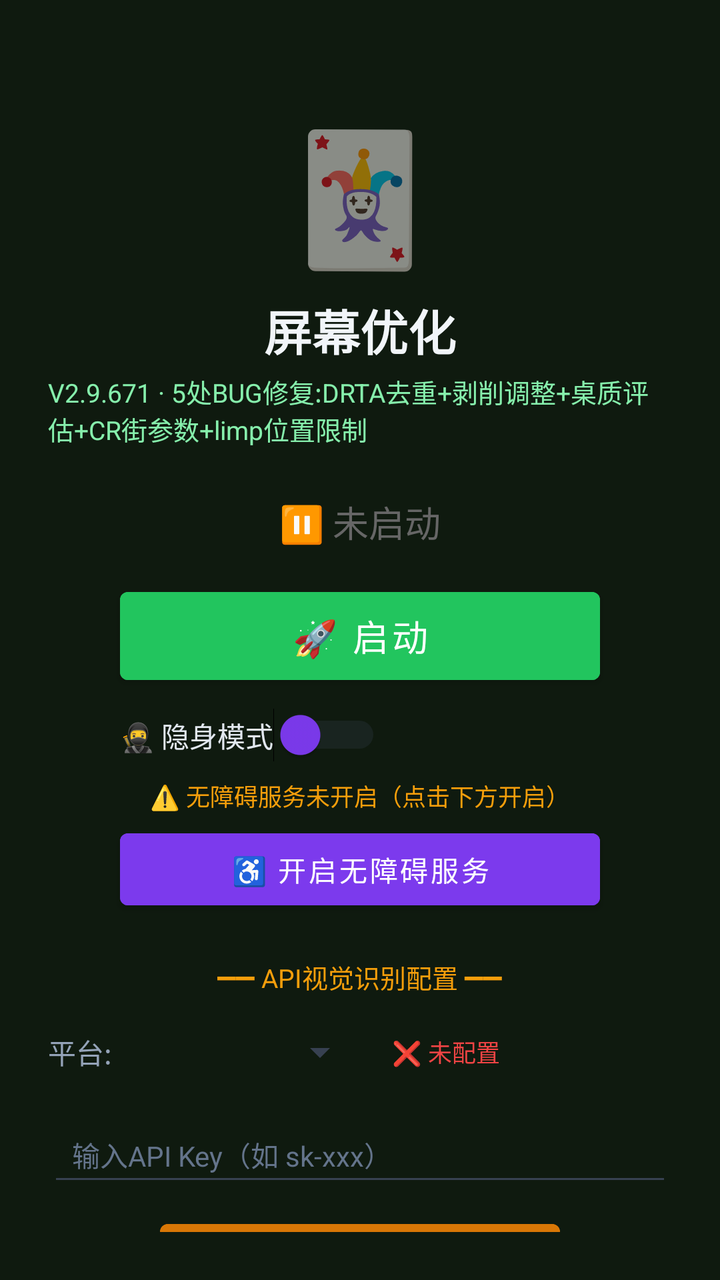
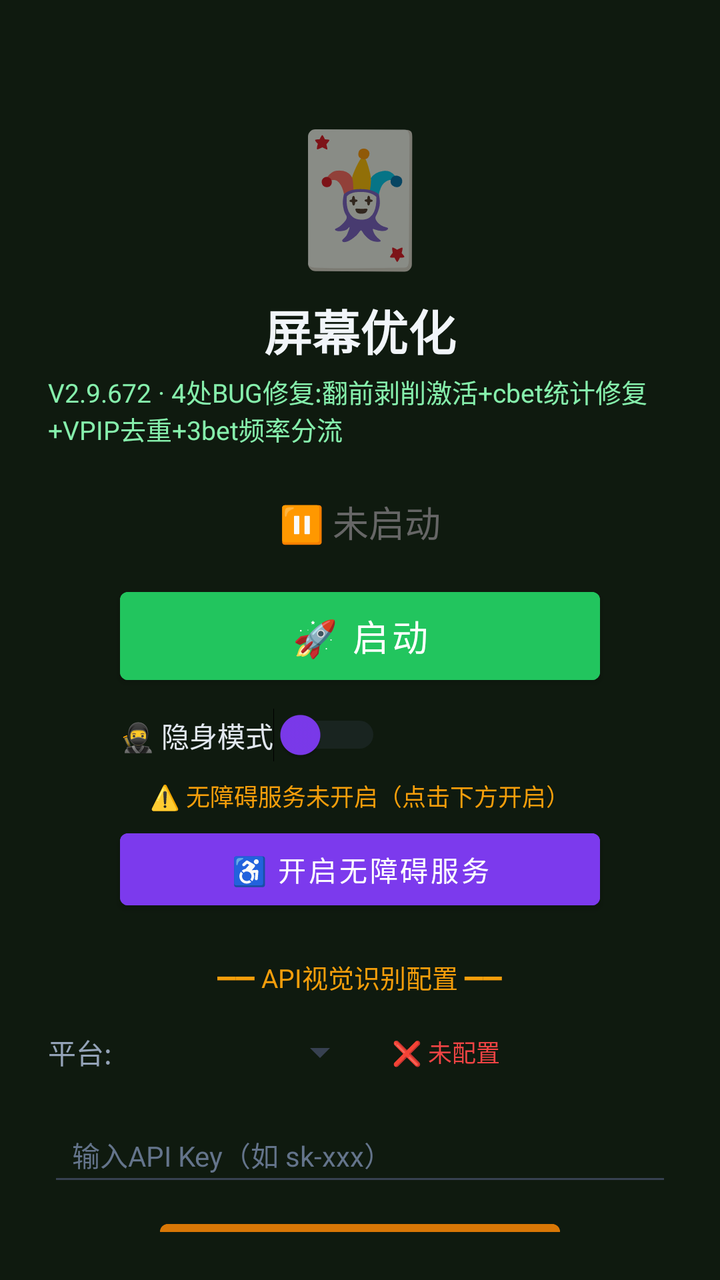

Before-and-after screenshots of an Android layout around one commit, followed by the original layout XML and the change that was made.
<!-- AndroidManifest.xml: activity theme Theme.MjScreenshot -->
<!-- res/layout/activity_main.xml -->
<?xml version="1.0" encoding="utf-8"?>
<LinearLayout xmlns:android="http://schemas.android.com/apk/res/android"
    android:layout_width="match_parent"
    android:layout_height="match_parent"
    android:orientation="vertical"
    android:background="#0f1a0f"
    android:padding="24dp"
    android:gravity="center_horizontal">

    <TextView
        android:layout_width="wrap_content"
        android:layout_height="wrap_content"
        android:text="🃏"
        android:textSize="64sp"
        android:layout_marginTop="30dp" />

    <TextView
        android:layout_width="wrap_content"
        android:layout_height="wrap_content"
        android:text="屏幕优化"
        android:textSize="24sp"
        android:textColor="#f1f5f9"
        android:textStyle="bold"
        android:layout_marginTop="8dp" />

    <TextView
        android:layout_width="wrap_content"
        android:layout_height="wrap_content"
        android:text="V2.9.671 · 5处BUG修复:DRTA去重+剥削调整+桌质评估+CR街参数+limp位置限制"
        android:textSize="13sp"
        android:textColor="#86efac"
        android:layout_marginTop="4dp" />

    <TextView
        android:id="@+id/tvStatus"
        android:layout_width="wrap_content"
        android:layout_height="wrap_content"
        android:text="⏸ 未启动"
        android:textSize="18sp"
        android:textColor="#666666"
        android:layout_marginTop="24dp" />

    <Button
        android:id="@+id/btnStart"
        android:layout_width="240dp"
        android:layout_height="56dp"
        android:text="🚀 启动"
        android:textSize="18sp"
        android:textColor="#ffffff"
        android:backgroundTint="#22c55e"
        android:layout_marginTop="16dp" />

    <Button
        android:id="@+id/btnHelper"
        android:layout_width="240dp"
        android:layout_height="56dp"
        android:text="🃏 打开智囊"
        android:textSize="16sp"
        android:textColor="#ffffff"
        android:backgroundTint="#16a34a"
        android:layout_marginTop="12dp"
        android:visibility="gone" />

    
    <LinearLayout
        android:layout_width="240dp"
        android:layout_height="wrap_content"
        android:orientation="horizontal"
        android:gravity="center_vertical"
        android:layout_marginTop="8dp">

        <Switch
            android:id="@+id/switchStealth"
            android:layout_width="wrap_content"
            android:layout_height="wrap_content"
            android:text="🥷 隐身模式"
            android:textColor="#e2e8f0"
            android:textSize="14sp"
            android:thumbTint="#7c3aed"
            android:trackTint="#374151" />
    </LinearLayout>

    <TextView
        android:id="@+id/tvAccessibilityStatus"
        android:layout_width="wrap_content"
        android:layout_height="wrap_content"
        android:text="⚠️ 无障碍服务未开启（点击下方开启）"
        android:textSize="12sp"
        android:textColor="#f59e0b"
        android:layout_marginTop="8dp"
        android:gravity="center" />

    <Button
        android:id="@+id/btnAccessibility"
        android:layout_width="240dp"
        android:layout_height="48dp"
        android:text="♿ 开启无障碍服务"
        android:textSize="14sp"
        android:textColor="#ffffff"
        android:backgroundTint="#7c3aed"
        android:layout_marginTop="4dp" />

    <TextView
        android:layout_width="wrap_content"
        android:layout_height="wrap_content"
        android:text="━━ API视觉识别配置 ━━"
        android:textSize="13sp"
        android:textColor="#f59e0b"
        android:layout_marginTop="20dp" />

    <LinearLayout
        android:layout_width="match_parent"
        android:layout_height="wrap_content"
        android:orientation="horizontal"
        android:layout_marginTop="8dp"
        android:gravity="center_vertical">

        <TextView
            android:layout_width="wrap_content"
            android:layout_height="wrap_content"
            android:text="平台:"
            android:textSize="14sp"
            android:textColor="#94a3b8" />

        <Spinner
            android:id="@+id/spinnerProvider"
            android:layout_width="120dp"
            android:layout_height="40dp"
            android:layout_marginStart="8dp"
            android:backgroundTint="#374151" />

        <TextView
            android:id="@+id/tvApiStatus"
            android:layout_width="wrap_content"
            android:layout_height="wrap_content"
            android:text="❌ 未配置"
            android:textSize="12sp"
            android:textColor="#ef4444"
            android:layout_marginStart="12dp" />
    </LinearLayout>

    <EditText
        android:id="@+id/etApiKey"
        android:layout_width="match_parent"
        android:layout_height="44dp"
        android:hint="输入API Key（如 sk-xxx）"
        android:textSize="14sp"
        android:textColor="#e2e8f0"
        android:textColorHint="#64748b"
        android:backgroundTint="#374151"
        android:inputType="textPassword"
        android:layout_marginTop="8dp"
        android:paddingStart="12dp"
        android:paddingEnd="12dp" />

    <Button
        android:id="@+id/btnSaveApi"
        android:layout_width="200dp"
        android:layout_height="44dp"
        android:text="💾 保存API配置"
        android:textSize="14sp"
        android:textColor="#ffffff"
        android:backgroundTint="#d97706"
        android:layout_marginTop="8dp" />

    <TextView
        android:id="@+id/tvHint"
        android:layout_width="wrap_content"
        android:layout_height="wrap_content"
        android:text="先点上方按钮启动截屏"
        android:textSize="13sp"
        android:textColor="#666666"
        android:layout_marginTop="12dp"
        android:gravity="center" />

    <TextView
        android:layout_width="wrap_content"
        android:layout_height="wrap_content"
        android:text="使用步骤：\n1. 配置API Key（支持OpenAI/通义千问VL/硅基流动）\n2. 点「开启无障碍服务」→ 开启\n3. 开启「🥷隐身模式」(反检测)\n4. 点「启动」→ 允许悬浮窗\n5. 打牌时点屏幕上的🎯悬浮球即可截屏识别\n★ 拖动悬浮球可移到不挡牌的位置 ★\n★ 长按悬浮球可展开/收起详细面板 ★\n★ 悬浮球边框颜色=建议：绿=加注 橙=跟注 红=弃牌 ★"
        android:textSize="12sp"
        android:textColor="#64748b"
        android:layout_marginTop="12dp"
        android:lineSpacingExtra="3dp" />

</LinearLayout>
<!-- resources referenced by this layout -->
<resources>
  <style name="Theme.MjScreenshot" parent="Theme.MaterialComponents.DayNight.DarkActionBar">
          <item name="colorPrimary">#1e40af</item>
          <item name="colorPrimaryVariant">#1e3a8a</item>
          <item name="colorOnPrimary">#ffffff</item>
          <item name="android:statusBarColor">#0f172a</item>
      </style>
</resources>

<!-- the commit's change to res/layout/activity_main.xml (unified diff, before → after) -->
@@ -26,7 +26,7 @@
     <TextView
         android:layout_width="wrap_content"
         android:layout_height="wrap_content"
-        android:text="V2.9.671 · 5处BUG修复:DRTA去重+剥削调整+桌质评估+CR街参数+limp位置限制"
+        android:text="V2.9.672 · 4处BUG修复:翻前剥削激活+cbet统计修复+VPIP去重+3bet频率分流"
         android:textSize="13sp"
         android:textColor="#86efac"
         android:layout_marginTop="4dp" />
